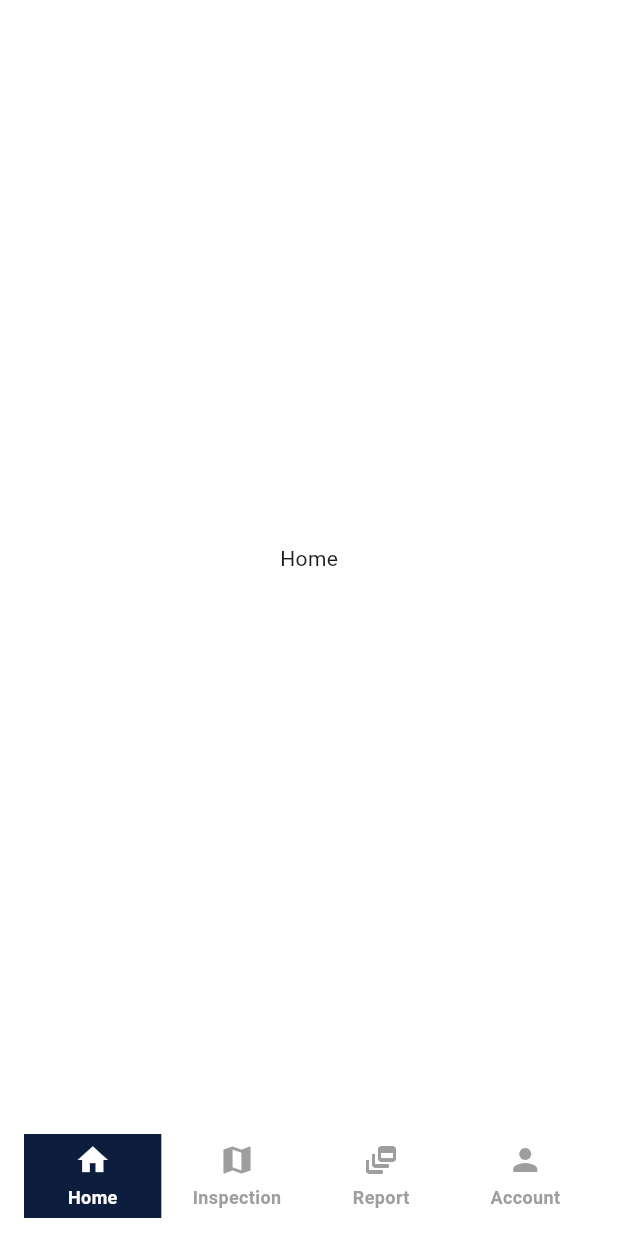
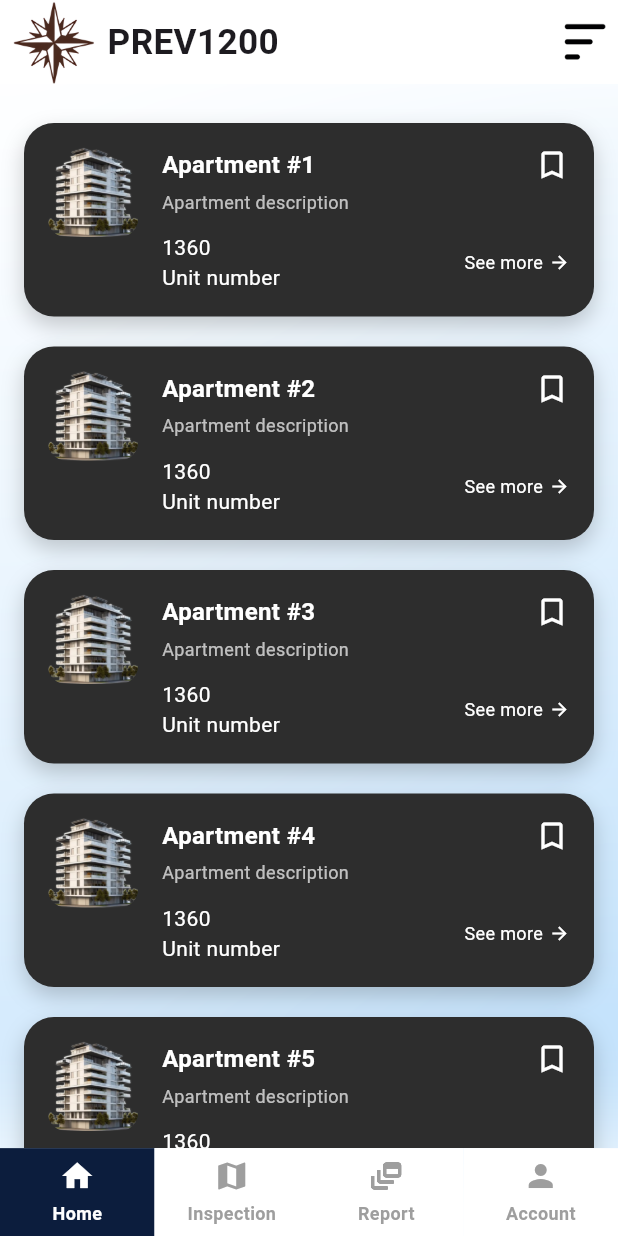
Before and after one commit to S4K1L/Apartment-Inspection, a Flutter app: the UserCustomBottomBar screen opened directly, on a phone screen of 412 x 824 dp. Run offline on Flutter 3.47's test engine with Material 3 defaults, Android fonts, the phone set to English and light mode, and no system bars; our stand-ins replace cloud_firestore, firebase_auth, firebase_core, flutter_local_notifications, flutter_screenutil, get and 1 more; accounts and stored records are empty; generated files the repository leaves out were written again.

Commit message:
home ui done

```diff
--- a/lib/utils/constant/const.dart
+++ b/lib/utils/constant/const.dart
@@ -3,6 +3,8 @@ class Const{
   static const String imagePath = "assets/images";
   static const String logo = "$imagePath/logo.png";
   static const String le1200 = "$imagePath/le1200.png";
+  static const String bar = "$imagePath/3bar.png";
+  static const String apartment = "$imagePath/apartment.png";
 
   //icons path
 static const String iconPath = "assets/icons";
--- /dev/null
+++ b/lib/utils/widgets/apartment_card.dart
@@ -0,0 +1,107 @@
+import 'package:apartmentinspection/utils/constant/const.dart';
+import 'package:flutter/material.dart';
+
+class ApartmentCard extends StatelessWidget {
+  final String title;
+  final String description;
+  final String price;
+
+  const ApartmentCard({
+    Key? key,
+    required this.title,
+    required this.description,
+    required this.price,
+  }) : super(key: key);
+
+  @override
+  Widget build(BuildContext context) {
+    return Container(
+      margin: const EdgeInsets.symmetric(vertical: 10),
+      padding: const EdgeInsets.all(16),
+      decoration: BoxDecoration(
+        color: const Color(0xFF2D2D2D),
+        borderRadius: BorderRadius.circular(20),
+        boxShadow: [
+          BoxShadow(
+            color: Colors.black.withOpacity(0.2),
+            offset: const Offset(0, 6),
+            blurRadius: 12,
+          ),
+        ],
+      ),
+      child: Row(
+        crossAxisAlignment: CrossAxisAlignment.start,
+        children: [
+          // Image
+          ClipRRect(
+            borderRadius: BorderRadius.circular(12),
+            child: Image.asset(
+              Const.apartment,
+              width: 60,
+              height: 60,
+              fit: BoxFit.cover,
+            ),
+          ),
+          const SizedBox(width: 16),
+
+          // Textual Content
+          Expanded(
+            child: Column(
+              crossAxisAlignment: CrossAxisAlignment.start,
+              children: [
+                // Top Row with title and bookmark
+                Row(
+                  mainAxisAlignment: MainAxisAlignment.spaceBetween,
+                  children: [
+                    Text(
+                      title,
+                      style: const TextStyle(
+                        color: Colors.white,
+                        fontWeight: FontWeight.bold,
+                        fontSize: 16,
+                      ),
+                    ),
+                    const Icon(Icons.bookmark_border, color: Colors.white),
+                  ],
+                ),
+                const SizedBox(height: 4),
+                Text(
+                  description,
+                  style: TextStyle(color: Colors.white70, fontSize: 12),
+                  maxLines: 2,
+                  overflow: TextOverflow.ellipsis,
+                ),
+                const SizedBox(height: 12),
+
+                // Bottom Row with price and "See more"
+                Row(
+                  mainAxisAlignment: MainAxisAlignment.spaceBetween,
+                  children: [
+                    Text(
+                      '$price\nUnit number',
+                      style: const TextStyle(
+                        color: Colors.white,
+                        fontSize: 14,
+                        height: 1.4,
+                      ),
+                    ),
+                    Row(
+                      children: const [
+                        Text(
+                          'See more',
+                          style: TextStyle(color: Colors.white, fontSize: 12),
+                        ),
+                        SizedBox(width: 4),
+                        Icon(Icons.arrow_forward, color: Colors.white, size: 14),
+                      ],
+                    ),
+                  ],
+                )
+              ],
+            ),
+          ),
+        ],
+      ),
+    );
+  }
+}
--- a/lib/views/bottom_navbar/user_bottom_nav_bar.dart
+++ b/lib/views/bottom_navbar/user_bottom_nav_bar.dart
@@ -1,6 +1,8 @@
+import 'package:apartmentinspection/core/my_app.dart';
 import 'package:apartmentinspection/utils/theme/colors.dart';
 import 'package:apartmentinspection/views/home.dart';
 import 'package:flutter/material.dart';
+import 'package:flutter_screenutil/flutter_screenutil.dart';
 
 class UserCustomBottomBar extends StatefulWidget {
   const UserCustomBottomBar({super.key});
@@ -16,26 +18,18 @@ class _BottomBarState extends State<UserCustomBottomBar> {
     HomePage(),
     HomePage(),
     HomePage(),
-
   ];
 
   @override
   Widget build(BuildContext context) {
     return WillPopScope(
-      onWillPop: () async {
-        return false;
-      },
+      onWillPop: () async => false,
       child: Scaffold(
         backgroundColor: kWhiteColor,
         body: screens[indexColor],
-        bottomNavigationBar: BottomAppBar(
-          elevation: 10,
-          color: kWhiteColor,
-          shape: const CircularNotchedRectangle(),
-          child: SizedBox(
-            height: 60,
+        bottomNavigationBar: Container(
+          height: 60.sp,
           child: Row(
-              mainAxisAlignment: MainAxisAlignment.spaceBetween,
             children: [
               _buildBottomNavigationItem(Icons.home, 0, "Home"),
               _buildBottomNavigationItem(Icons.map, 1, "Inspection"),
@@ -45,29 +39,29 @@ class _BottomBarState extends State<UserCustomBottomBar> {
           ),
         ),
       ),
-
-      ),
     );
   }
 
   Widget _buildBottomNavigationItem(IconData icon, int index, String title) {
-    return GestureDetector(
+    final bool isSelected = indexColor == index;
+
+    return Expanded(
+      child: GestureDetector(
         onTap: () {
           setState(() {
             indexColor = index;
           });
         },
         child: Container(
-        height: 60, // Fixed height for tab
-        width: MediaQuery.of(context).size.width / 4.5,
-        color: indexColor == index ? kPrimaryColor : kWhiteColor,
+          height: double.infinity,
+          color: isSelected ? kPrimaryColor : kWhiteColor,
           child: Column(
             mainAxisAlignment: MainAxisAlignment.center,
             children: [
               Icon(
                 icon,
                 size: 24,
-              color: indexColor == index ? kWhiteColor : kGreyColor,
+                color: isSelected ? kWhiteColor : kGreyColor,
               ),
               const SizedBox(height: 4),
               Text(
@@ -75,13 +69,13 @@ class _BottomBarState extends State<UserCustomBottomBar> {
                 style: TextStyle(
                   fontWeight: FontWeight.bold,
                   fontSize: 12,
-                color: indexColor == index ? kWhiteColor : kGreyColor,
+                  color: isSelected ? kWhiteColor : kGreyColor,
                 ),
               ),
             ],
           ),
         ),
+      ),
     );
   }
-
 }
--- a/lib/views/home.dart
+++ b/lib/views/home.dart
@@ -1,15 +1,98 @@
+import 'dart:ui';
+
+import 'package:apartmentinspection/core/my_app.dart';
+import 'package:apartmentinspection/utils/constant/const.dart';
 import 'package:apartmentinspection/utils/theme/colors.dart';
+import 'package:apartmentinspection/utils/widgets/apartment_card.dart';
 import 'package:flutter/material.dart';
+import 'package:flutter_screenutil/flutter_screenutil.dart';
 
-class HomePage extends StatelessWidget {
-  const HomePage({super.key});
+class HomePage extends StatefulWidget {
+  HomePage({super.key});
+
+  @override
+  State<HomePage> createState() => _HomePageState();
+}
+
+class _HomePageState extends State<HomePage> {
+  final List<String> apartmentNumbers =
+  List.generate(5, (index) => "Apartment #${index + 1}");
+
+  bool _isLoading = false;
+
+  Future<void> _refreshData() async {
+    setState(() {
+      _isLoading = true;
+    });
+
+    // Simulate network delay
+    await Future.delayed(const Duration(seconds: 2));
+
+    // You can also update apartment list here if needed
+    setState(() {
+      _isLoading = false;
+    });
+  }
 
   @override
   Widget build(BuildContext context) {
     return Scaffold(
       backgroundColor: kWhiteColor,
-      body: Center(
-        child: Text("Home"),
+      appBar: AppBar(
+        backgroundColor: kWhiteColor,
+        automaticallyImplyLeading: false,
+        actions: [
+          SizedBox(width: 8.sp),
+          Image.asset(Const.logo),
+          SizedBox(width: 8.sp),
+          Text("PREV1200",
+              style:
+              TextStyle(fontSize: 24.sp, fontWeight: FontWeight.bold)),
+          const Spacer(),
+          Image.asset(Const.bar, height: 26.sp),
+          SizedBox(width: 8.sp),
+        ],
+      ),
+      body: Stack(
+        children: [
+          _buildBackground(),
+          RefreshIndicator(
+            onRefresh: _refreshData,
+            displacement: 50,
+            color: kPrimaryColor,
+            backgroundColor: Colors.white,
+            child: ListView.builder(
+              padding: const EdgeInsets.all(16),
+              itemCount: apartmentNumbers.length,
+              itemBuilder: (context, index) {
+                return GestureDetector(
+                  onTap: () {},
+                  child: ApartmentCard(
+                    title: apartmentNumbers[index],
+                    description: "Apartment description",
+                    price: "1360",
+                  ),
+                );
+              },
+            ),
+          ),
+        ],
+      ),
+    );
+  }
+
+  Widget _buildBackground() {
+    return Container(
+      decoration: BoxDecoration(
+        gradient: LinearGradient(
+          colors: [Colors.white.withOpacity(0.7), Colors.blue.shade100],
+          begin: Alignment.topLeft,
+          end: Alignment.bottomRight,
+        ),
+      ),
+      child: BackdropFilter(
+        filter: ImageFilter.blur(sigmaX: 40, sigmaY: 40),
+        child: Container(color: Colors.transparent),
       ),
     );
   }
```
Also changed, not shown: assets/images/3bar.png (added), assets/images/apartment.png (added). Lines whose indentation alone changed are shown as unchanged.
